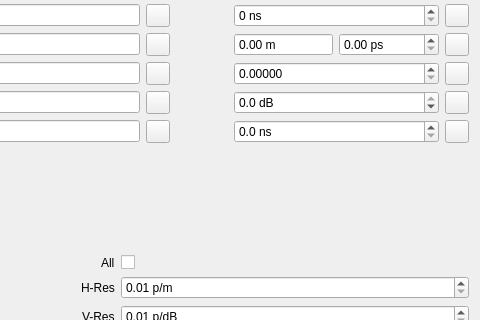
agarb7/Profes.SOR, file gui/reflectogramwidget.ui: the form before one commit; both pictures show x 325 to 805 and y 93 to 413 of the 805 by 662 pixel window.
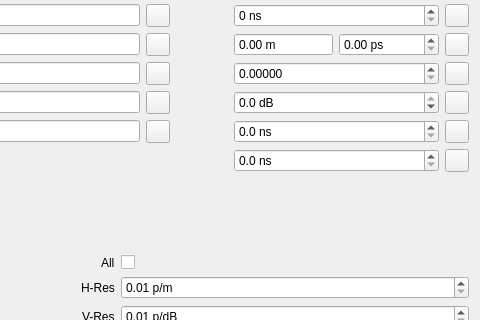
The form after the commit. Custom widgets are drawn as their Qt base class.

Commit message: Add spin-box for events fiber length

Patch:
```diff
--- a/gui/reflectogramwidget.ui
+++ b/gui/reflectogramwidget.ui
@@ -410,6 +410,39 @@
          </item>
         </layout>
        </item>
+       <item row="7" column="0">
+        <widget class="Label" name="fiberLengthLabel">
+         <property name="text">
+          <string/>
+         </property>
+        </widget>
+       </item>
+       <item row="7" column="1">
+        <layout class="QHBoxLayout" name="horizontalLayout_9">
+         <item>
+          <widget class="QDoubleSpinBox" name="fiberLengthEdit">
+           <property name="accelerated">
+            <bool>true</bool>
+           </property>
+           <property name="suffix">
+            <string> ns</string>
+           </property>
+           <property name="decimals">
+            <number>1</number>
+           </property>
+           <property name="maximum">
+            <double>999999999.000000000000000</double>
+           </property>
+           <property name="singleStep">
+            <double>0.100000000000000</double>
+           </property>
+          </widget>
+         </item>
+         <item>
+          <widget class="ToAllButton" name="fiberLengthAllBtn"/>
+         </item>
+        </layout>
+       </item>
       </layout>
      </item>
     </layout>
```
The commit also changes 4 other files.
